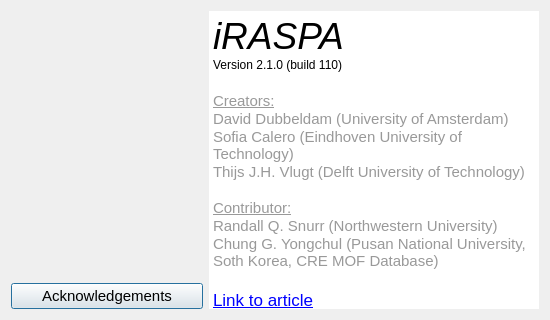
Above: iraspa/iraspagui/aboutdialog.ui from iRASPA/iRASPA-QT before the change. Below: the same form after it.
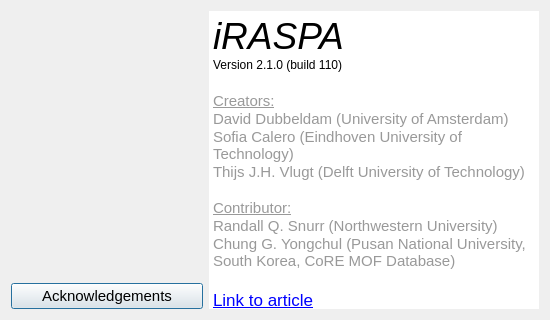
That is the form after the change. Icons and pictures are not drawn.

The edit to the form file:
```diff
--- a/iraspa/iraspagui/aboutdialog.ui
+++ b/iraspa/iraspagui/aboutdialog.ui
@@ -139,7 +139,7 @@
 &lt;p style=&quot;-qt-paragraph-type:empty; margin-top:0px; margin-bottom:0px; margin-left:0px; margin-right:0px; -qt-block-indent:0; text-indent:0px; font-family:'.SF NS Text'; font-size:11pt; color:#999999;&quot;&gt;&lt;br /&gt;&lt;/p&gt;
 &lt;p style=&quot; margin-top:0px; margin-bottom:0px; margin-left:0px; margin-right:0px; -qt-block-indent:0; text-indent:0px;&quot;&gt;&lt;span style=&quot; font-family:'.SF NS Text'; font-size:11pt; text-decoration: underline; color:#999999;&quot;&gt;Contributor:&lt;/span&gt;&lt;/p&gt;
 &lt;p style=&quot; margin-top:0px; margin-bottom:0px; margin-left:0px; margin-right:0px; -qt-block-indent:0; text-indent:0px;&quot;&gt;&lt;span style=&quot; font-family:'.SF NS Text'; font-size:11pt; color:#999999;&quot;&gt;Randall Q. Snurr (Northwestern University)&lt;/span&gt;&lt;/p&gt;
-&lt;p style=&quot; margin-top:0px; margin-bottom:0px; margin-left:0px; margin-right:0px; -qt-block-indent:0; text-indent:0px;&quot;&gt;&lt;span style=&quot; font-family:'.SF NS Text'; font-size:11pt; color:#999999;&quot;&gt;Chung G. Yongchul (Pusan National University, Soth Korea, CRE MOF Database)&lt;/span&gt;&lt;/p&gt;
+&lt;p style=&quot; margin-top:0px; margin-bottom:0px; margin-left:0px; margin-right:0px; -qt-block-indent:0; text-indent:0px;&quot;&gt;&lt;span style=&quot; font-family:'.SF NS Text'; font-size:11pt; color:#999999;&quot;&gt;Chung G. Yongchul (Pusan National University, South Korea, CoRE MOF Database)&lt;/span&gt;&lt;/p&gt;
 &lt;p style=&quot;-qt-paragraph-type:empty; margin-top:0px; margin-bottom:0px; margin-left:0px; margin-right:0px; -qt-block-indent:0; text-indent:0px; font-family:'.SF NS Text';&quot;&gt;&lt;br /&gt;&lt;/p&gt;
 &lt;p style=&quot; margin-top:0px; margin-bottom:0px; margin-left:0px; margin-right:0px; -qt-block-indent:0; text-indent:0px;&quot;&gt;&lt;a href=&quot;http://dx.doi.org/10.1080/08927022.2018.1426855&quot;&gt;&lt;span style=&quot; font-family:'.SF NS Text'; text-decoration: underline; color:#0000ff;&quot;&gt;Link to article&lt;/span&gt;&lt;/a&gt;&lt;/p&gt;
 &lt;p style=&quot;-qt-paragraph-type:empty; margin-top:0px; margin-bottom:0px; margin-left:0px; margin-right:0px; -qt-block-indent:0; text-indent:0px; font-family:'.SF NS Text'; text-decoration: underline; color:#0000ff;&quot;&gt;&lt;br /&gt;&lt;/p&gt;
```
